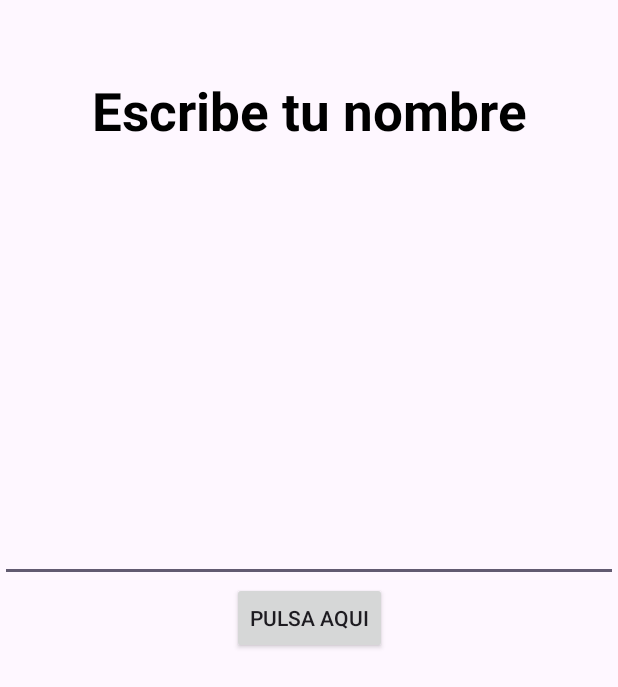
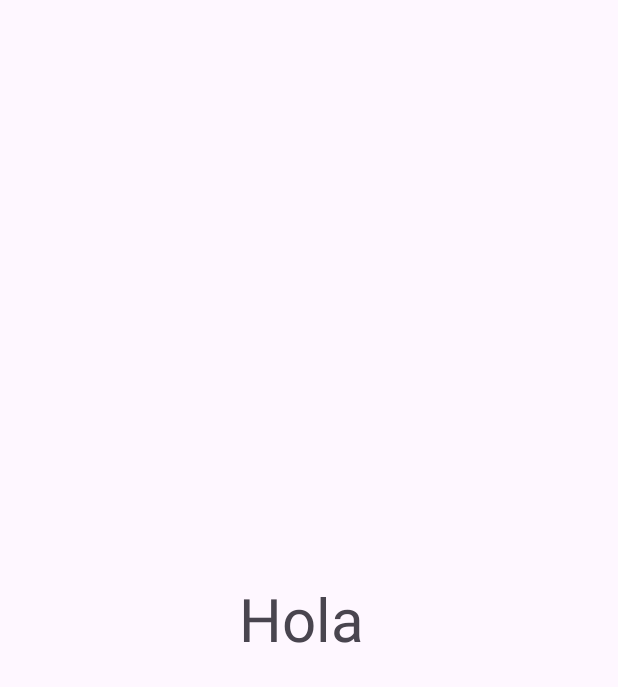
Before and after one commit to Karsa04/SaludApp, an Android app: the screen it shows after launch (MainActivity before the commit, MainActivity2 after it), after a tap on "PULSA AQUI", on a phone screen of 412 x 824 dp. Shown: the top 687 px of the screen. Run offline under Robolectric (Android 15) with nearby library versions, the phone set to English and light mode, and no system bars.

Commit message:
Version 1.2 FINAL segunda Activity

```diff
--- a/app/src/main/AndroidManifest.xml
+++ b/app/src/main/AndroidManifest.xml
@@ -13,6 +13,9 @@
         android:theme="@style/Theme.SaludApp"
         tools:targetApi="31">
         <activity
+            android:name=".MainActivity2"
+            android:exported="true" />
+        <activity
             android:name=".MainActivity"
             android:exported="true">
             <intent-filter>
--- a/app/src/main/java/com/example/saludapp/MainActivity.kt
+++ b/app/src/main/java/com/example/saludapp/MainActivity.kt
@@ -1,5 +1,6 @@
 package com.example.saludapp
 
+import android.content.Intent
 import android.os.Bundle
 import android.util.Log
 import android.widget.EditText
@@ -18,6 +19,7 @@ class MainActivity : AppCompatActivity() {
         setContentView(R.layout.activity_main)
 
         val btnHello:androidx.appcompat.widget.AppCompatButton= findViewById(R.id.btnHello)
+
         val etName:EditText =findViewById(R.id.etName)
 
 
@@ -25,12 +27,15 @@ class MainActivity : AppCompatActivity() {
                //Log.i("test", "Botón pulsado ")
                val name =etName.text.toString()
               // Toast.makeText(this,"Hola $name!", Toast.LENGTH_LONG).show()
-               if (name.isNotEmpty()){
+               /*if (name.isNotEmpty()){
                    Snackbar.make(btnHello, "Hola $name!", Snackbar.LENGTH_SHORT)
                        .setAnchorView(btnHello)
                        .setAction("Reset") {etName.setText(null) }
                        .show()
-               }
+               }*/
+               val intentGA = Intent(this, MainActivity2::class.java)
+               intentGA.putExtra("EXTRA_NAME", name)
+               startActivity(intentGA)
 
            }
         ViewCompat.setOnApplyWindowInsetsListener(findViewById(R.id.main)) { v, insets ->
--- /dev/null
+++ b/app/src/main/java/com/example/saludapp/MainActivity2.kt
@@ -0,0 +1,27 @@
+package com.example.saludapp
+
+import android.os.Bundle
+import android.widget.TextView
+import androidx.activity.enableEdgeToEdge
+import androidx.appcompat.app.AppCompatActivity
+import androidx.core.view.ViewCompat
+import androidx.core.view.WindowInsetsCompat
+
+class MainActivity2 : AppCompatActivity() {
+    override fun onCreate(savedInstanceState: Bundle?) {
+
+        super.onCreate(savedInstanceState)
+        enableEdgeToEdge()
+        setContentView(R.layout.activity_main2)
+
+        val tvGreeting:TextView = findViewById(R.id.tvGreeting)
+        val name:String = intent.extras?.getString("EXTRA_NAME").orEmpty()
+        tvGreeting.text = "Hola $name"
+
+        ViewCompat.setOnApplyWindowInsetsListener(findViewById(R.id.main)) { v, insets ->
+            val systemBars = insets.getInsets(WindowInsetsCompat.Type.systemBars())
+            v.setPadding(systemBars.left, systemBars.top, systemBars.right, systemBars.bottom)
+            insets
+        }
+    }
+}
--- a/app/src/main/res/layout/activity_main.xml
+++ b/app/src/main/res/layout/activity_main.xml
@@ -42,4 +42,6 @@
 
         />
 
+
+
 </androidx.constraintlayout.widget.ConstraintLayout>
--- /dev/null
+++ b/app/src/main/res/layout/activity_main2.xml
@@ -0,0 +1,24 @@
+<?xml version="1.0" encoding="utf-8"?>
+<androidx.constraintlayout.widget.ConstraintLayout xmlns:android="http://schemas.android.com/apk/res/android"
+    xmlns:app="http://schemas.android.com/apk/res-auto"
+    xmlns:tools="http://schemas.android.com/tools"
+    android:id="@+id/main"
+    android:layout_width="match_parent"
+    android:layout_height="match_parent"
+    tools:context=".MainActivity2">
+
+    <TextView
+        android:id="@+id/tvGreeting"
+        android:layout_width="wrap_content"
+        android:layout_height="wrap_content"
+        app:layout_constraintTop_toTopOf="parent"
+        app:layout_constraintBottom_toBottomOf="parent"
+        app:layout_constraintLeft_toLeftOf="parent"
+        app:layout_constraintRight_toRightOf="parent"
+        android:textSize="40sp"
+        android:gravity="center"
+        tools:text="SALUDO EJEMPLO"
+
+        />
+
+</androidx.constraintlayout.widget.ConstraintLayout>
```
